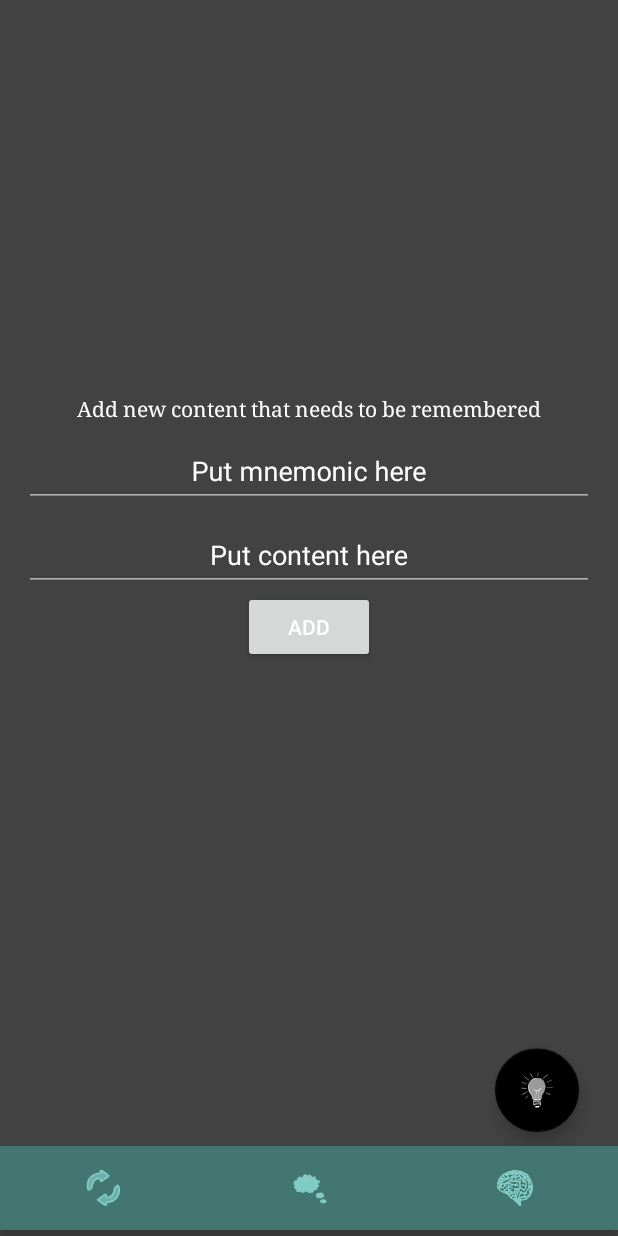
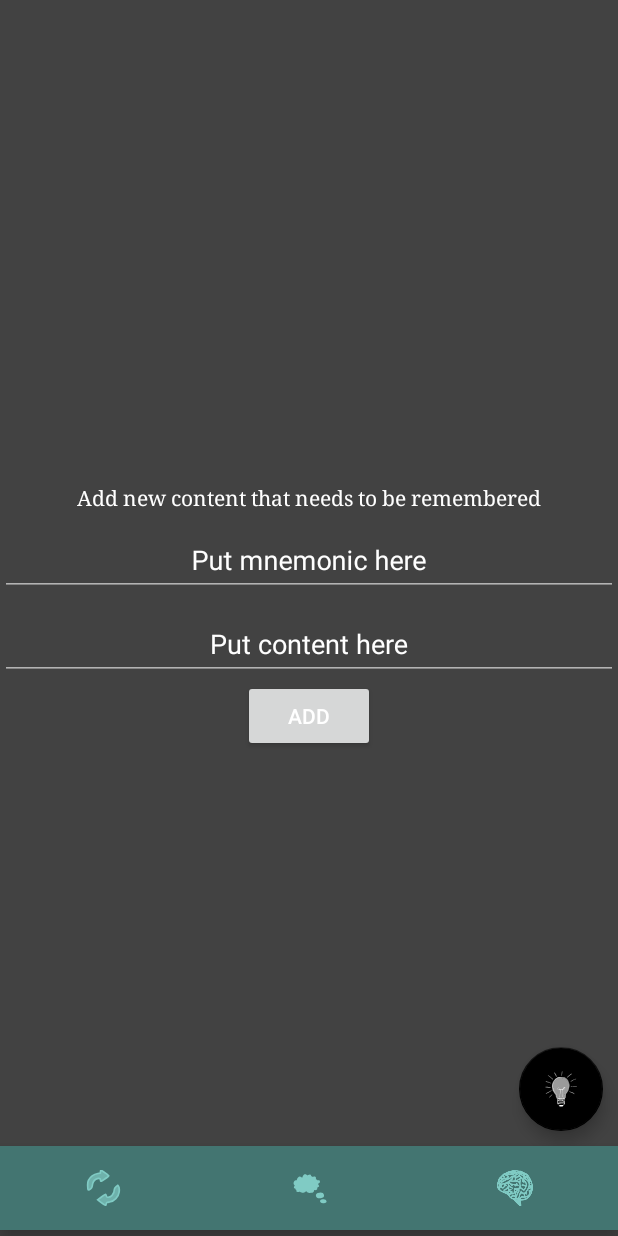
Before and after one commit to Irvenae/MemoryApplication, an Android app: the screen it shows after launch (MainActivity), after a tap on an icon or button, on a phone screen of 412 x 824 dp. Run offline under Robolectric (Android 15) with nearby library versions, the phone set to English and light mode, and no system bars.

Commit message:
default to middle button

```diff
--- a/app/src/main/java/irven/memoryapplication/ItemFragment.java
+++ b/app/src/main/java/irven/memoryapplication/ItemFragment.java
@@ -46,7 +46,7 @@ public class ItemFragment extends Fragment {
         List<Memory> memories = new ArrayList<>();
         MyDBHandler memoryDB = MyDBHandler.getInstance();
         switch (itemId) {
-            case R.id.navigation_new:
+            case R.id.navigation_repeat:
                 memories = memoryDB.loadMemoriesToRepeat();
                 break;
             case R.id.navigation_learning:
@@ -79,21 +79,21 @@ public class ItemFragment extends Fragment {
 
         Bundle bundle = getArguments();
         // default
-        int itemId = R.id.navigation_new;
+        int itemId = R.id.navigation_learning;
         if (bundle != null && bundle.containsKey("Item")) {
             itemId = bundle.getInt("Item");
         }
         List<Memory> memories = new ArrayList<>();
         MyDBHandler memoryDB = MyDBHandler.getInstance();
         switch (itemId) {
-            case R.id.navigation_new:
+            case R.id.navigation_repeat:
                 memories = memoryDB.loadMemoriesToRepeat();
                 break;
             case R.id.navigation_learning:
-                memories = memoryDB.loadAllMemories();
+                memories = memoryDB.loadLearningMemories();
                 break;
             case R.id.navigation_learned:
-                memories = memoryDB.loadAllMemories();
+                memories = memoryDB.loadLearnedMemories();
                 break;
             default:
                 memories = memoryDB.loadAllMemories();
--- a/app/src/main/java/irven/memoryapplication/MyDBHandler.java
+++ b/app/src/main/java/irven/memoryapplication/MyDBHandler.java
@@ -107,7 +107,6 @@ public class MyDBHandler extends SQLiteOpenHelper {
     public List<Memory> loadLearningMemories() {
         List<Memory> memories = new ArrayList<>();
         String query = "Select * FROM " + TABLE_NAME + " WHERE "
-                + COLUMN_REPEATTIME + " > '" + String.valueOf(System.currentTimeMillis()) + "' AND "
                 + COLUMN_REPEATTIME + " < '" + String.valueOf(System.currentTimeMillis() + assumeLearned) + "'";
         SQLiteDatabase db = this.getWritableDatabase();
         Cursor cursor = db.rawQuery(query, null);
--- a/app/src/main/res/layout/activity_main.xml
+++ b/app/src/main/res/layout/activity_main.xml
@@ -30,16 +30,6 @@
         android:layout_width="match_parent"
         android:layout_height="match_parent">
 
-        <android.support.constraint.ConstraintLayout
-            android:id="@+id/main_constraint_inner"
-            android:layout_width="match_parent"
-            android:layout_height="wrap_content"
-            app:layout_constraintBottom_toTopOf="@+id/navigation"
-            android:layout_marginEnd="@dimen/activity_horizontal_margin"
-            android:layout_marginLeft="@dimen/activity_horizontal_margin"
-            android:layout_marginRight="@dimen/activity_horizontal_margin"
-            android:layout_marginStart="@dimen/activity_horizontal_margin">
-
         <RelativeLayout
             android:id="@+id/fragment_container"
             android:layout_width="wrap_content"
@@ -56,11 +46,9 @@
             android:clickable="true"
             android:focusable="true"
             app:backgroundTint="@android:color/background_dark"
-                app:layout_constraintBottom_toBottomOf="parent"
+            app:layout_constraintBottom_toTopOf="@+id/navigation"
             app:layout_constraintRight_toRightOf="parent"
             app:srcCompat="@drawable/ic_lightbulb_24dp" />
-
-        </android.support.constraint.ConstraintLayout>
 
         <android.support.design.widget.BottomNavigationView
             android:id="@+id/navigation"
--- a/app/src/main/res/layout/memory_item_list.xml
+++ b/app/src/main/res/layout/memory_item_list.xml
@@ -8,6 +8,7 @@
     android:layout_height="match_parent"
     android:layout_gravity="center"
     android:gravity="center"
+    android:layout_marginTop="5dp"
     android:layout_marginLeft="16dp"
     android:layout_marginRight="16dp"
     tools:context=".ItemFragment"
--- a/app/src/main/res/menu/navigation.xml
+++ b/app/src/main/res/menu/navigation.xml
@@ -1,8 +1,7 @@
 <?xml version="1.0" encoding="utf-8"?>
 <menu xmlns:android="http://schemas.android.com/apk/res/android">
-
     <item
-        android:id="@+id/navigation_new"
+        android:id="@+id/navigation_repeat"
         android:icon="@drawable/ic_refresh_24dp"
         android:title="@string/title_repeat" />
 
@@ -15,5 +14,4 @@
         android:id="@+id/navigation_learned"
         android:icon="@drawable/ic_brain_24dp"
         android:title="@string/title_learned" />
-
 </menu>
```
Also changed, not shown: app/src/main/java/irven/memoryapplication/MainActivity.java (+51 -51 lines). Lines whose indentation alone changed are shown as unchanged.
